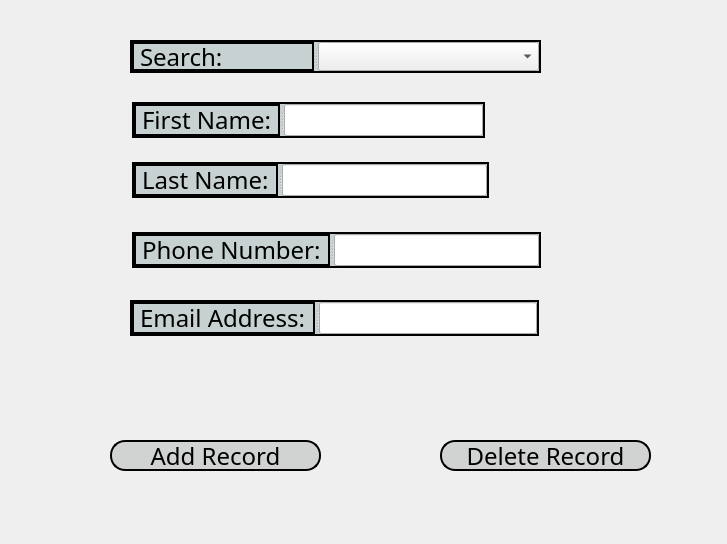
Old version of the form DoctorContacts.ui in the repository Lurothero/KidneyAssociation.
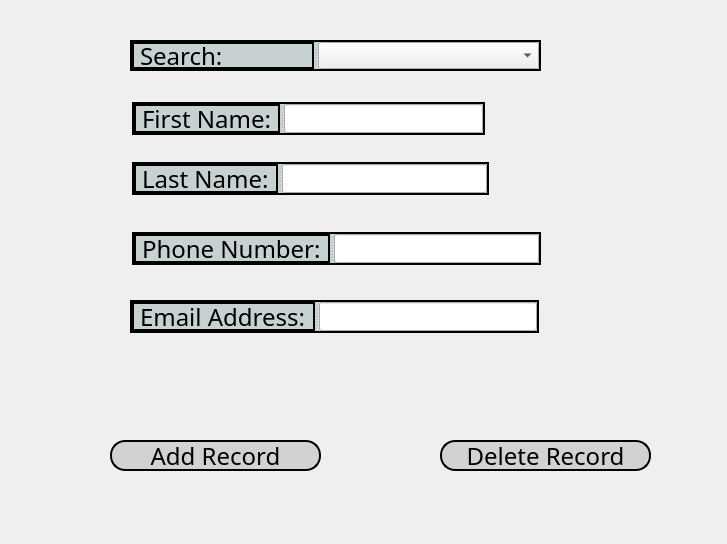
New version of the form. Icons and pictures are not drawn.

```diff
--- a/DoctorContacts.ui
+++ b/DoctorContacts.ui
@@ -62,7 +62,7 @@
      <x>130</x>
      <y>300</y>
      <width>409</width>
-     <height>36</height>
+     <height>33</height>
     </rect>
    </property>
    <property name="orientation">
@@ -107,7 +107,7 @@
      <x>130</x>
      <y>40</y>
      <width>411</width>
-     <height>33</height>
+     <height>31</height>
     </rect>
    </property>
    <property name="orientation">
@@ -126,7 +126,7 @@
      <x>132</x>
      <y>102</y>
      <width>353</width>
-     <height>36</height>
+     <height>33</height>
     </rect>
    </property>
    <property name="orientation">
@@ -145,7 +145,7 @@
      <x>132</x>
      <y>162</y>
      <width>357</width>
-     <height>36</height>
+     <height>33</height>
     </rect>
    </property>
    <property name="orientation">
@@ -164,7 +164,7 @@
      <x>132</x>
      <y>232</y>
      <width>409</width>
-     <height>36</height>
+     <height>33</height>
     </rect>
    </property>
    <property name="orientation">
```
Left out of the diff: 24 changed lines with no effect on the pictures.
